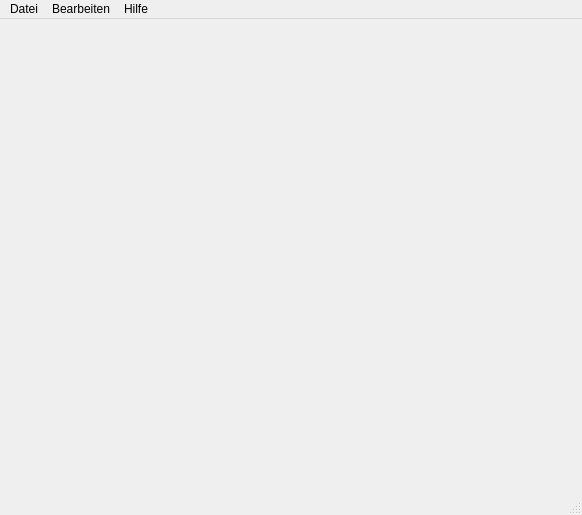
Before: the Qt Designer form 0.1/includes/ui/data/main.ui in eugde/score-shelf, drawn with Qt 5.
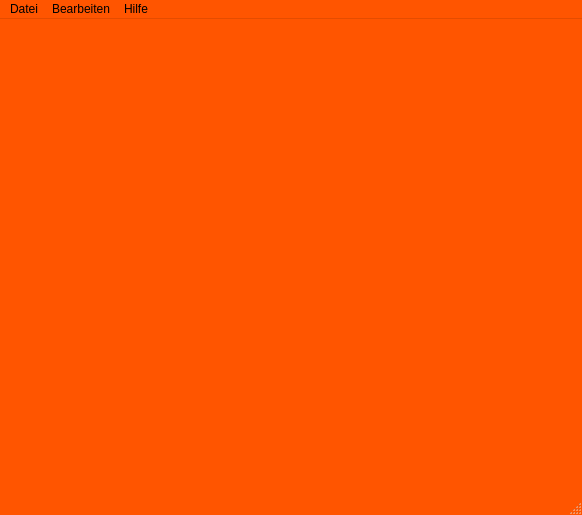
After: the same form once the commit is applied.

```diff
--- a/0.1/includes/ui/data/main.ui
+++ b/0.1/includes/ui/data/main.ui
@@ -10,6 +10,421 @@
     <height>515</height>
    </rect>
   </property>
+  <property name="palette">
+   <palette>
+    <active>
+     <colorrole role="WindowText">
+      <brush brushstyle="SolidPattern">
+       <color alpha="255">
+        <red>0</red>
+        <green>0</green>
+        <blue>0</blue>
+       </color>
+      </brush>
+     </colorrole>
+     <colorrole role="Button">
+      <brush brushstyle="SolidPattern">
+       <color alpha="255">
+        <red>255</red>
+        <green>85</green>
+        <blue>0</blue>
+       </color>
+      </brush>
+     </colorrole>
+     <colorrole role="Light">
+      <brush brushstyle="SolidPattern">
+       <color alpha="255">
+        <red>255</red>
+        <green>170</green>
+        <blue>127</blue>
+       </color>
+      </brush>
+     </colorrole>
+     <colorrole role="Midlight">
+      <brush brushstyle="SolidPattern">
+       <color alpha="255">
+        <red>255</red>
+        <green>127</green>
+        <blue>63</blue>
+       </color>
+      </brush>
+     </colorrole>
+     <colorrole role="Dark">
+      <brush brushstyle="SolidPattern">
+       <color alpha="255">
+        <red>127</red>
+        <green>42</green>
+        <blue>0</blue>
+       </color>
+      </brush>
+     </colorrole>
+     <colorrole role="Mid">
+      <brush brushstyle="SolidPattern">
+       <color alpha="255">
+        <red>170</red>
+        <green>56</green>
+        <blue>0</blue>
+       </color>
+      </brush>
+     </colorrole>
+     <colorrole role="Text">
+      <brush brushstyle="SolidPattern">
+       <color alpha="255">
+        <red>0</red>
+        <green>0</green>
+        <blue>0</blue>
+       </color>
+      </brush>
+     </colorrole>
+     <colorrole role="BrightText">
+      <brush brushstyle="SolidPattern">
+       <color alpha="255">
+        <red>255</red>
+        <green>255</green>
+        <blue>255</blue>
+       </color>
+      </brush>
+     </colorrole>
+     <colorrole role="ButtonText">
+      <brush brushstyle="SolidPattern">
+       <color alpha="255">
+        <red>0</red>
+        <green>0</green>
+        <blue>0</blue>
+       </color>
+      </brush>
+     </colorrole>
+     <colorrole role="Base">
+      <brush brushstyle="SolidPattern">
+       <color alpha="255">
+        <red>255</red>
+        <green>255</green>
+        <blue>255</blue>
+       </color>
+      </brush>
+     </colorrole>
+     <colorrole role="Window">
+      <brush brushstyle="SolidPattern">
+       <color alpha="255">
+        <red>255</red>
+        <green>85</green>
+        <blue>0</blue>
+       </color>
+      </brush>
+     </colorrole>
+     <colorrole role="Shadow">
+      <brush brushstyle="SolidPattern">
+       <color alpha="255">
+        <red>0</red>
+        <green>0</green>
+        <blue>0</blue>
+       </color>
+      </brush>
+     </colorrole>
+     <colorrole role="AlternateBase">
+      <brush brushstyle="SolidPattern">
+       <color alpha="255">
+        <red>255</red>
+        <green>170</green>
+        <blue>127</blue>
+       </color>
+      </brush>
+     </colorrole>
+     <colorrole role="ToolTipBase">
+      <brush brushstyle="SolidPattern">
+       <color alpha="255">
+        <red>255</red>
+        <green>255</green>
+        <blue>220</blue>
+       </color>
+      </brush>
+     </colorrole>
+     <colorrole role="ToolTipText">
+      <brush brushstyle="SolidPattern">
+       <color alpha="255">
+        <red>0</red>
+        <green>0</green>
+        <blue>0</blue>
+       </color>
+      </brush>
+     </colorrole>
+    </active>
+    <inactive>
+     <colorrole role="WindowText">
+      <brush brushstyle="SolidPattern">
+       <color alpha="255">
+        <red>0</red>
+        <green>0</green>
+        <blue>0</blue>
+       </color>
+      </brush>
+     </colorrole>
+     <colorrole role="Button">
+      <brush brushstyle="SolidPattern">
+       <color alpha="255">
+        <red>255</red>
+        <green>85</green>
+        <blue>0</blue>
+       </color>
+      </brush>
+     </colorrole>
+     <colorrole role="Light">
+      <brush brushstyle="SolidPattern">
+       <color alpha="255">
+        <red>255</red>
+        <green>170</green>
+        <blue>127</blue>
+       </color>
+      </brush>
+     </colorrole>
+     <colorrole role="Midlight">
+      <brush brushstyle="SolidPattern">
+       <color alpha="255">
+        <red>255</red>
+        <green>127</green>
+        <blue>63</blue>
+       </color>
+      </brush>
+     </colorrole>
+     <colorrole role="Dark">
+      <brush brushstyle="SolidPattern">
+       <color alpha="255">
+        <red>127</red>
+        <green>42</green>
+        <blue>0</blue>
+       </color>
+      </brush>
+     </colorrole>
+     <colorrole role="Mid">
+      <brush brushstyle="SolidPattern">
+       <color alpha="255">
+        <red>170</red>
+        <green>56</green>
+        <blue>0</blue>
+       </color>
+      </brush>
+     </colorrole>
+     <colorrole role="Text">
+      <brush brushstyle="SolidPattern">
+       <color alpha="255">
+        <red>0</red>
+        <green>0</green>
+        <blue>0</blue>
+       </color>
+      </brush>
+     </colorrole>
+     <colorrole role="BrightText">
+      <brush brushstyle="SolidPattern">
+       <color alpha="255">
+        <red>255</red>
+        <green>255</green>
+        <blue>255</blue>
+       </color>
+      </brush>
+     </colorrole>
+     <colorrole role="ButtonText">
+      <brush brushstyle="SolidPattern">
+       <color alpha="255">
+        <red>0</red>
+        <green>0</green>
+        <blue>0</blue>
+       </color>
+      </brush>
+     </colorrole>
+     <colorrole role="Base">
+      <brush brushstyle="SolidPattern">
+       <color alpha="255">
+        <red>255</red>
+        <green>255</green>
+        <blue>255</blue>
+       </color>
+      </brush>
+     </colorrole>
+     <colorrole role="Window">
+      <brush brushstyle="SolidPattern">
+       <color alpha="255">
+        <red>255</red>
+        <green>85</green>
+        <blue>0</blue>
+       </color>
+      </brush>
+     </colorrole>
+     <colorrole role="Shadow">
+      <brush brushstyle="SolidPattern">
+       <color alpha="255">
+        <red>0</red>
+        <green>0</green>
+        <blue>0</blue>
+       </color>
+      </brush>
+     </colorrole>
+     <colorrole role="AlternateBase">
+      <brush brushstyle="SolidPattern">
+       <color alpha="255">
+        <red>255</red>
+        <green>170</green>
+        <blue>127</blue>
+       </color>
+      </brush>
+     </colorrole>
+     <colorrole role="ToolTipBase">
+      <brush brushstyle="SolidPattern">
+       <color alpha="255">
+        <red>255</red>
+        <green>255</green>
+        <blue>220</blue>
+       </color>
+      </brush>
+     </colorrole>
+     <colorrole role="ToolTipText">
+      <brush brushstyle="SolidPattern">
+       <color alpha="255">
+        <red>0</red>
+        <green>0</green>
+        <blue>0</blue>
+       </color>
+      </brush>
+     </colorrole>
+    </inactive>
+    <disabled>
+     <colorrole role="WindowText">
+      <brush brushstyle="SolidPattern">
+       <color alpha="255">
+        <red>127</red>
+        <green>42</green>
+        <blue>0</blue>
+       </color>
+      </brush>
+     </colorrole>
+     <colorrole role="Button">
+      <brush brushstyle="SolidPattern">
+       <color alpha="255">
+        <red>255</red>
+        <green>85</green>
+        <blue>0</blue>
+       </color>
+      </brush>
+     </colorrole>
+     <colorrole role="Light">
+      <brush brushstyle="SolidPattern">
+       <color alpha="255">
+        <red>255</red>
+        <green>170</green>
+        <blue>127</blue>
+       </color>
+      </brush>
+     </colorrole>
+     <colorrole role="Midlight">
+      <brush brushstyle="SolidPattern">
+       <color alpha="255">
+        <red>255</red>
+        <green>127</green>
+        <blue>63</blue>
+       </color>
+      </brush>
+     </colorrole>
+     <colorrole role="Dark">
+      <brush brushstyle="SolidPattern">
+       <color alpha="255">
+        <red>127</red>
+        <green>42</green>
+        <blue>0</blue>
+       </color>
+      </brush>
+     </colorrole>
+     <colorrole role="Mid">
+      <brush brushstyle="SolidPattern">
+       <color alpha="255">
+        <red>170</red>
+        <green>56</green>
+        <blue>0</blue>
+       </color>
+      </brush>
+     </colorrole>
+     <colorrole role="Text">
+      <brush brushstyle="SolidPattern">
+       <color alpha="255">
+        <red>127</red>
+        <green>42</green>
+        <blue>0</blue>
+       </color>
+      </brush>
+     </colorrole>
+     <colorrole role="BrightText">
+      <brush brushstyle="SolidPattern">
+       <color alpha="255">
+        <red>255</red>
+        <green>255</green>
+        <blue>255</blue>
+       </color>
+      </brush>
+     </colorrole>
+     <colorrole role="ButtonText">
+      <brush brushstyle="SolidPattern">
+       <color alpha="255">
+        <red>127</red>
+        <green>42</green>
+        <blue>0</blue>
+       </color>
+      </brush>
+     </colorrole>
+     <colorrole role="Base">
+      <brush brushstyle="SolidPattern">
+       <color alpha="255">
+        <red>255</red>
+        <green>85</green>
+        <blue>0</blue>
+       </color>
+      </brush>
+     </colorrole>
+     <colorrole role="Window">
+      <brush brushstyle="SolidPattern">
+       <color alpha="255">
+        <red>255</red>
+        <green>85</green>
+        <blue>0</blue>
+       </color>
+      </brush>
+     </colorrole>
+     <colorrole role="Shadow">
+      <brush brushstyle="SolidPattern">
+       <color alpha="255">
+        <red>0</red>
+        <green>0</green>
+        <blue>0</blue>
+       </color>
+      </brush>
+     </colorrole>
+     <colorrole role="AlternateBase">
+      <brush brushstyle="SolidPattern">
+       <color alpha="255">
+        <red>255</red>
+        <green>85</green>
+        <blue>0</blue>
+       </color>
+      </brush>
+     </colorrole>
+     <colorrole role="ToolTipBase">
+      <brush brushstyle="SolidPattern">
+       <color alpha="255">
+        <red>255</red>
+        <green>255</green>
+        <blue>220</blue>
+       </color>
+      </brush>
+     </colorrole>
+     <colorrole role="ToolTipText">
+      <brush brushstyle="SolidPattern">
+       <color alpha="255">
+        <red>0</red>
+        <green>0</green>
+        <blue>0</blue>
+       </color>
+      </brush>
+     </colorrole>
+    </disabled>
+   </palette>
+  </property>
   <property name="windowTitle">
    <string>MainWindow</string>
   </property>
```
